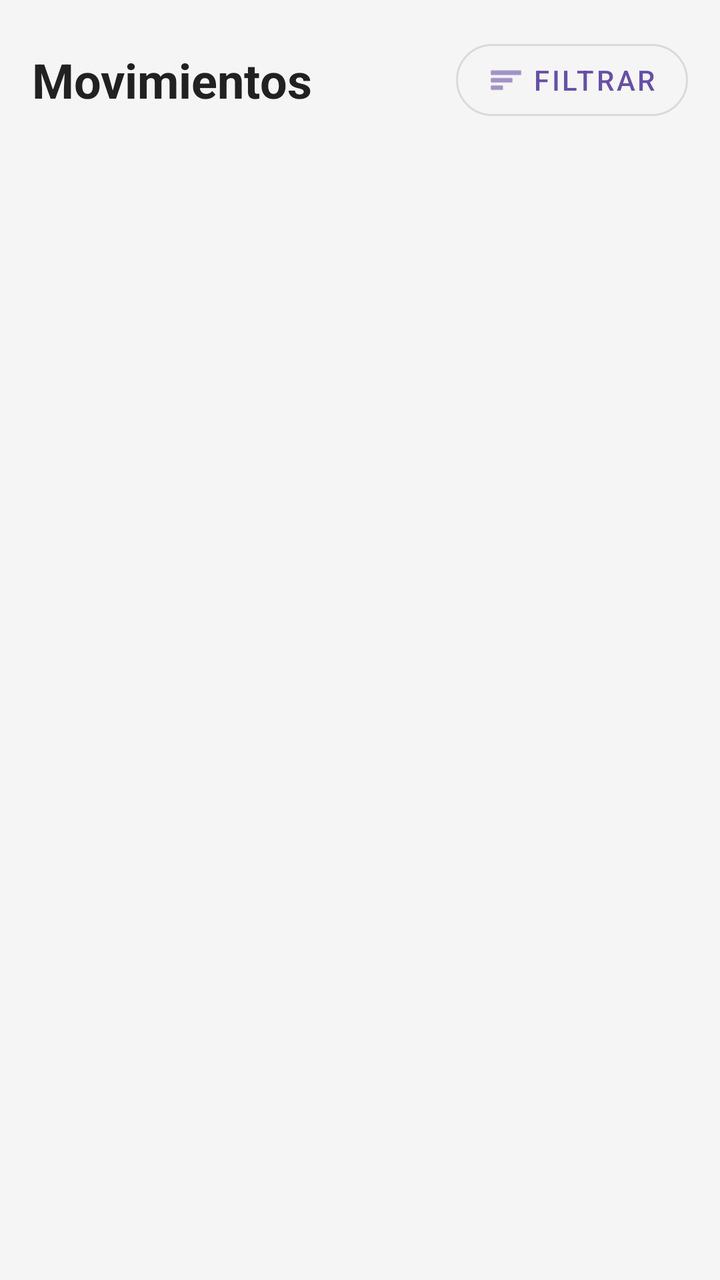
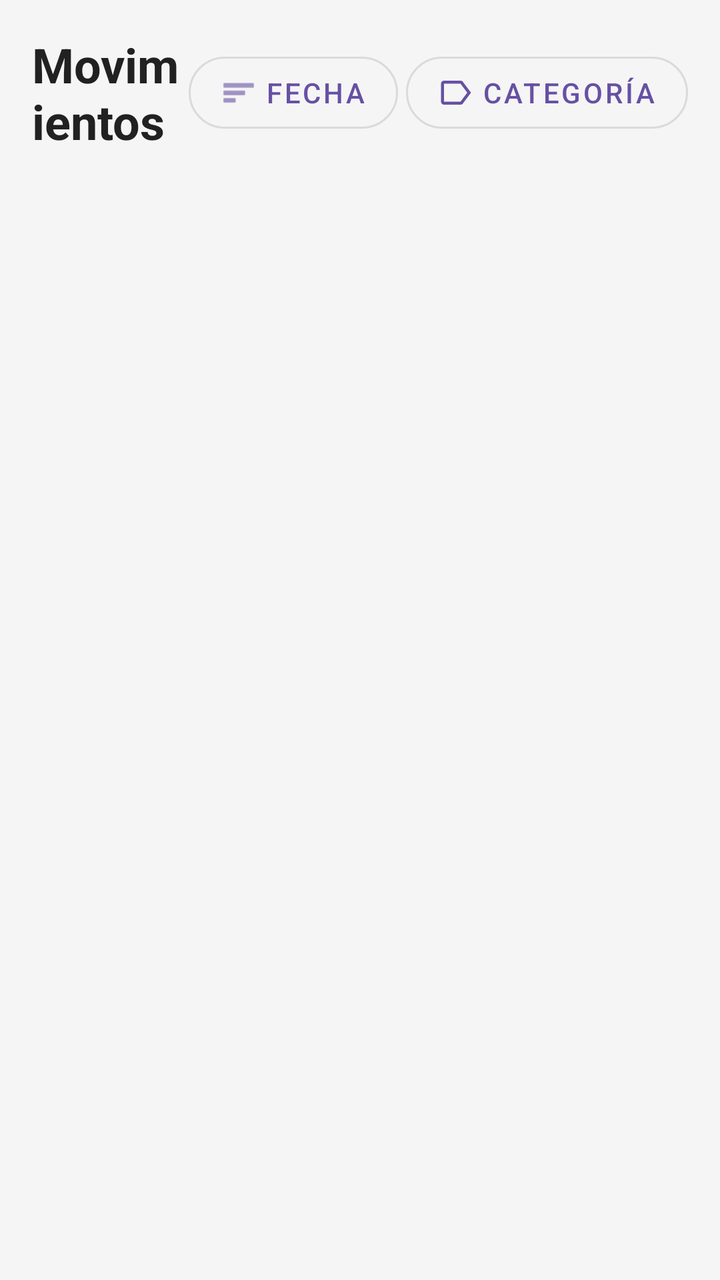

The first picture is an Android layout as it rendered before a commit; the second is the same layout after the commit. The layout source and the unified diff follow.
<!-- AndroidManifest.xml: application theme Theme.Zentryc -->
<!-- res/layout/fragment_transactions.xml -->
<?xml version="1.0" encoding="utf-8"?>
<androidx.constraintlayout.widget.ConstraintLayout
    xmlns:android="http://schemas.android.com/apk/res/android"
    xmlns:app="http://schemas.android.com/apk/res-auto"
    android:layout_width="match_parent"
    android:layout_height="match_parent"
    android:background="#F5F5F5">

    
    <LinearLayout
        android:id="@+id/layoutHeader"
        android:layout_width="match_parent"
        android:layout_height="wrap_content"
        android:orientation="horizontal"
        android:gravity="center_vertical"
        android:layout_marginTop="16dp"
        app:layout_constraintTop_toTopOf="parent"
        app:layout_constraintStart_toStartOf="parent"
        app:layout_constraintEnd_toEndOf="parent">

        <TextView
            android:id="@+id/tvTitle"
            android:layout_width="0dp"
            android:layout_height="wrap_content"
            android:layout_weight="1"
            android:text="Movimientos"
            android:textSize="24sp"
            android:textStyle="bold"
            android:textColor="#212121"
            android:layout_marginStart="16dp" />

        <com.google.android.material.button.MaterialButton
            android:id="@+id/btnFilter"
            android:layout_width="wrap_content"
            android:layout_height="wrap_content"
            android:text="Filtrar"
            android:layout_marginEnd="16dp"
            app:icon="@android:drawable/ic_menu_sort_by_size"
            app:cornerRadius="20dp"
            style="@style/Widget.MaterialComponents.Button.OutlinedButton" />

    </LinearLayout>

    
    <LinearLayout
        android:id="@+id/layoutSelectionBar"
        android:layout_width="match_parent"
        android:layout_height="wrap_content"
        android:orientation="vertical"
        android:background="#1976D2"
        android:visibility="gone"
        app:layout_constraintTop_toTopOf="parent"
        app:layout_constraintStart_toStartOf="parent"
        app:layout_constraintEnd_toEndOf="parent">

        
        <View
            android:layout_width="match_parent"
            android:layout_height="28dp" />

        
        <LinearLayout
            android:layout_width="match_parent"
            android:layout_height="wrap_content"
            android:orientation="horizontal"
            android:gravity="center_vertical"
            android:paddingStart="8dp"
            android:paddingEnd="8dp"
            android:paddingBottom="8dp">

            <ImageButton
                android:id="@+id/btnCancelSelection"
                android:layout_width="40dp"
                android:layout_height="40dp"
                android:src="@android:drawable/ic_menu_close_clear_cancel"
                android:background="?attr/selectableItemBackgroundBorderless"
                android:tint="@android:color/white"
                android:contentDescription="Cancelar selección" />

            <TextView
                android:id="@+id/tvSelectionCount"
                android:layout_width="0dp"
                android:layout_height="wrap_content"
                android:layout_weight="1"
                android:text="0 seleccionados"
                android:textColor="@android:color/white"
                android:textSize="16sp"
                android:layout_marginStart="8dp" />

            <ImageButton
                android:id="@+id/btnDeleteSelected"
                android:layout_width="40dp"
                android:layout_height="40dp"
                android:src="@android:drawable/ic_menu_delete"
                android:background="?attr/selectableItemBackgroundBorderless"
                android:tint="@android:color/white"
                android:contentDescription="Eliminar seleccionados"
                android:layout_marginEnd="8dp" />

        </LinearLayout>
    </LinearLayout>

    
    <com.google.android.material.chip.Chip
        android:id="@+id/chipFilterActive"
        android:layout_width="wrap_content"
        android:layout_height="wrap_content"
        android:layout_marginStart="16dp"
        android:layout_marginTop="8dp"
        android:visibility="gone"
        app:closeIconVisible="true"
        style="@style/Widget.MaterialComponents.Chip.Filter"
        app:layout_constraintTop_toBottomOf="@id/layoutHeader"
        app:layout_constraintStart_toStartOf="parent" />

    <TextView
        android:id="@+id/tvEmpty"
        android:layout_width="wrap_content"
        android:layout_height="wrap_content"
        android:text="No hay movimientos"
        android:textSize="16sp"
        android:textColor="#9E9E9E"
        android:visibility="gone"
        app:layout_constraintTop_toTopOf="parent"
        app:layout_constraintBottom_toBottomOf="parent"
        app:layout_constraintStart_toStartOf="parent"
        app:layout_constraintEnd_toEndOf="parent" />

    <androidx.recyclerview.widget.RecyclerView
        android:id="@+id/recyclerTransactions"
        android:layout_width="match_parent"
        android:layout_height="0dp"
        android:layout_marginTop="8dp"
        app:layout_constraintTop_toBottomOf="@id/chipFilterActive"
        app:layout_constraintBottom_toBottomOf="parent"
        app:layout_constraintStart_toStartOf="parent"
        app:layout_constraintEnd_toEndOf="parent" />

</androidx.constraintlayout.widget.ConstraintLayout>
<!-- resources referenced by this layout -->
<resources>
  <style name="Theme.Zentryc" parent="Base.Theme.Zentryc" />
  <style name="Base.Theme.Zentryc" parent="Theme.Material3.DayNight.NoActionBar">
          
          
      </style>
</resources>

<!-- the commit's change to res/layout/fragment_transactions.xml (unified diff, before → after) -->
@@ -29,13 +29,25 @@
             android:textColor="#212121"
             android:layout_marginStart="16dp" />
 
+        
         <com.google.android.material.button.MaterialButton
             android:id="@+id/btnFilter"
             android:layout_width="wrap_content"
             android:layout_height="wrap_content"
-            android:text="Filtrar"
+            android:text="Fecha"
+            android:layout_marginEnd="4dp"
+            app:icon="@android:drawable/ic_menu_sort_by_size"
+            app:cornerRadius="20dp"
+            style="@style/Widget.MaterialComponents.Button.OutlinedButton" />
+
+        
+        <com.google.android.material.button.MaterialButton
+            android:id="@+id/btnFilterCategory"
+            android:layout_width="wrap_content"
+            android:layout_height="wrap_content"
+            android:text="Categoría"
             android:layout_marginEnd="16dp"
-            app:icon="@android:drawable/ic_menu_sort_by_size"
+            app:icon="@drawable/ic_categories"
             app:cornerRadius="20dp"
             style="@style/Widget.MaterialComponents.Button.OutlinedButton" />
 
@@ -101,17 +113,37 @@
     </LinearLayout>
 
     
-    <com.google.android.material.chip.Chip
-        android:id="@+id/chipFilterActive"
-        android:layout_width="wrap_content"
+    <LinearLayout
+        android:id="@+id/layoutChips"
+        android:layout_width="match_parent"
         android:layout_height="wrap_content"
-        android:layout_marginStart="16dp"
-        android:layout_marginTop="8dp"
-        android:visibility="gone"
-        app:closeIconVisible="true"
-        style="@style/Widget.MaterialComponents.Chip.Filter"
+        android:orientation="horizontal"
+        android:layout_marginTop="4dp"
         app:layout_constraintTop_toBottomOf="@id/layoutHeader"
-        app:layout_constraintStart_toStartOf="parent" />
+        app:layout_constraintStart_toStartOf="parent"
+        app:layout_constraintEnd_toEndOf="parent">
+
+        
+        <com.google.android.material.chip.Chip
+            android:id="@+id/chipFilterActive"
+            android:layout_width="wrap_content"
+            android:layout_height="wrap_content"
+            android:layout_marginStart="16dp"
+            android:visibility="gone"
+            app:closeIconVisible="true"
+            style="@style/Widget.MaterialComponents.Chip.Filter" />
+
+        
+        <com.google.android.material.chip.Chip
+            android:id="@+id/chipCategoryActive"
+            android:layout_width="wrap_content"
+            android:layout_height="wrap_content"
+            android:layout_marginStart="8dp"
+            android:visibility="gone"
+            app:closeIconVisible="true"
+            style="@style/Widget.MaterialComponents.Chip.Filter" />
+
+    </LinearLayout>
 
     <TextView
         android:id="@+id/tvEmpty"
@@ -130,8 +162,8 @@
         android:id="@+id/recyclerTransactions"
         android:layout_width="match_parent"
         android:layout_height="0dp"
-        android:layout_marginTop="8dp"
-        app:layout_constraintTop_toBottomOf="@id/chipFilterActive"
+        android:layout_marginTop="4dp"
+        app:layout_constraintTop_toBottomOf="@id/layoutChips"
         app:layout_constraintBottom_toBottomOf="parent"
         app:layout_constraintStart_toStartOf="parent"
         app:layout_constraintEnd_toEndOf="parent" />
<!-- resource entries referenced after the edit -->
@@ -1,5 +1,11 @@
 <!-- resources referenced by this layout -->
 <resources>
+  <!-- drawable ic_categories (drawable) -->
+  <vector xmlns:android="http://schemas.android.com/apk/res/android" android:autoMirrored="true" android:height="24dp" android:tint="#000000" android:viewportHeight="960" android:viewportWidth="960" android:width="24dp">
+        
+      <path android:fillColor="@android:color/white" android:pathData="M160,800Q127,800 103.5,776.5Q80,753 80,720L80,240Q80,207 103.5,183.5Q127,160 160,160L600,160Q619,160 636,168.5Q653,177 664,192L880,480L664,768Q653,783 636,791.5Q619,800 600,800L160,800ZM160,720L600,720Q600,720 600,720Q600,720 600,720L780,480L600,240Q600,240 600,240Q600,240 600,240L160,240Q160,240 160,240Q160,240 160,240L160,720Q160,720 160,720Q160,720 160,720ZM380,480Q380,480 380,480Q380,480 380,480L380,480Q380,480 380,480Q380,480 380,480L380,480Q380,480 380,480Q380,480 380,480L380,480L380,480Q380,480 380,480Q380,480 380,480Z"/>
+      
+  </vector>
   <style name="Theme.Zentryc" parent="Base.Theme.Zentryc" />
   <style name="Base.Theme.Zentryc" parent="Theme.Material3.DayNight.NoActionBar">
           
